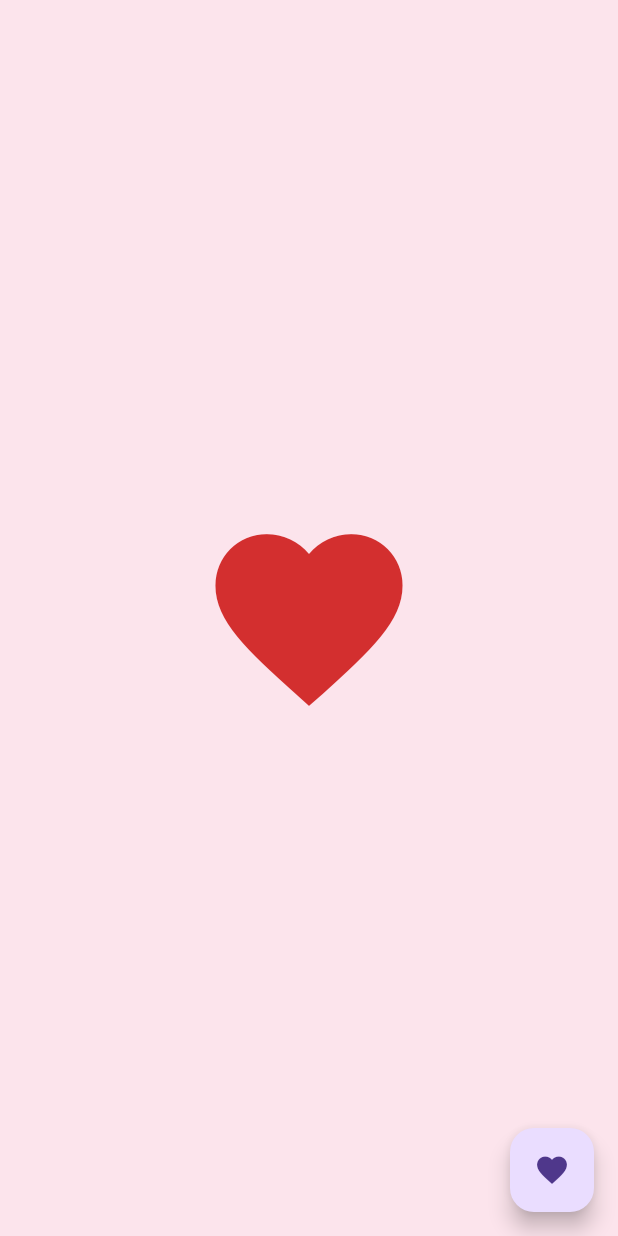
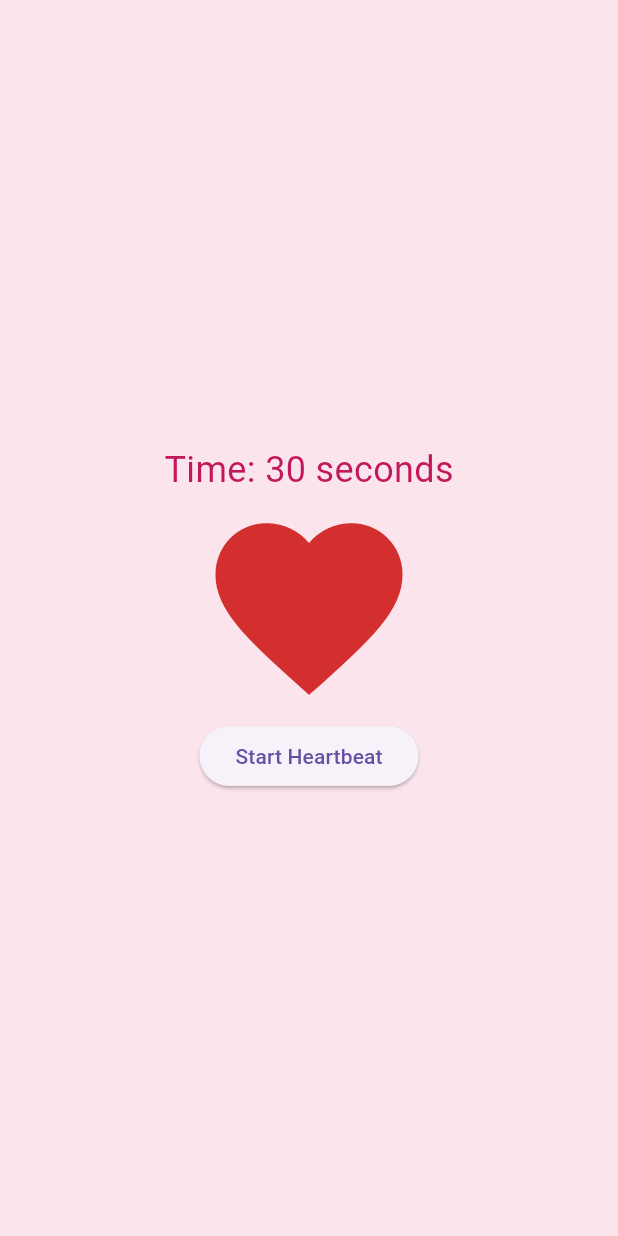
Before and after one commit to nikhilgoud003/act_4, a Flutter app: the screen it shows after launch, on a phone screen of 412 x 824 dp. Run offline on Flutter 3.47's test engine with Material 3 defaults, Android fonts, the phone set to English and light mode, and no system bars.

Commit message:
Added timer to the application

```diff
--- a/lib/main.dart
+++ b/lib/main.dart
@@ -1,3 +1,4 @@
+import 'dart:async';
 import 'package:flutter/material.dart';
 
 void main() {
@@ -28,6 +29,8 @@ class HeartbeatScreenState extends State<HeartbeatScreen>
     with TickerProviderStateMixin {
   late AnimationController _heartbeatController;
   late Animation<double> _scaleAnimation;
+  int _secondsRemaining = 30;
+  Timer? _timer;
 
   @override
   void initState() {
@@ -44,16 +47,30 @@ class HeartbeatScreenState extends State<HeartbeatScreen>
   }
 
   void _startAnimation() {
-    _heartbeatController.repeat(reverse: true);
+    setState(() {
+      _secondsRemaining = 30;
+      _heartbeatController.repeat(reverse: true);
+      _startTimer();
+    });
   }
 
-  void _stopAnimation() {
-    _heartbeatController.stop();
+  void _startTimer() {
+    _timer = Timer.periodic(const Duration(seconds: 1), (timer) {
+      setState(() {
+        if (_secondsRemaining > 0) {
+          _secondsRemaining--;
+        } else {
+          _heartbeatController.stop();
+          _timer?.cancel();
+        }
+      });
+    });
   }
 
   @override
   void dispose() {
     _heartbeatController.dispose();
+    _timer?.cancel();
     super.dispose();
   }
 
@@ -62,18 +79,23 @@ class HeartbeatScreenState extends State<HeartbeatScreen>
     return Scaffold(
       backgroundColor: Colors.pink[50],
       body: Center(
-        child: ScaleTransition(
-          scale: _scaleAnimation,
-          child: Icon(
-            Icons.favorite,
-            size: 150,
-            color: Colors.red[700],
-          ),
+        child: Column(
+          mainAxisAlignment: MainAxisAlignment.center,
+          children: [
+            Text(
+              'Time: $_secondsRemaining seconds',
+              style: TextStyle(fontSize: 24, color: Colors.pink[700]),
+            ),
+            ScaleTransition(
+              scale: _scaleAnimation,
+              child: Icon(Icons.favorite, size: 150, color: Colors.red[700]),
+            ),
+            ElevatedButton(
+              onPressed: _startAnimation,
+              child: const Text('Start Heartbeat'),
+            ),
+          ],
         ),
-      ),
-      floatingActionButton: FloatingActionButton(
-        onPressed: _startAnimation,
-        child: const Icon(Icons.favorite),
       ),
     );
   }
```
